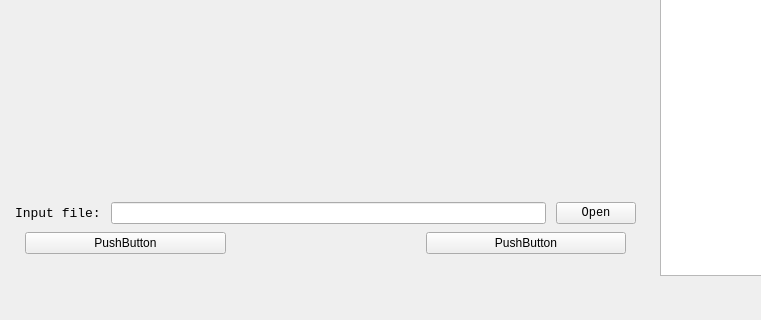
Above: Qt_Plot/mainwindow.ui from Shawn-Hu/Qt_Example before the change; both pictures show x 0 to 761 and y 132 to 452 of the 921 by 452 pixel window. Below: the same form after it.
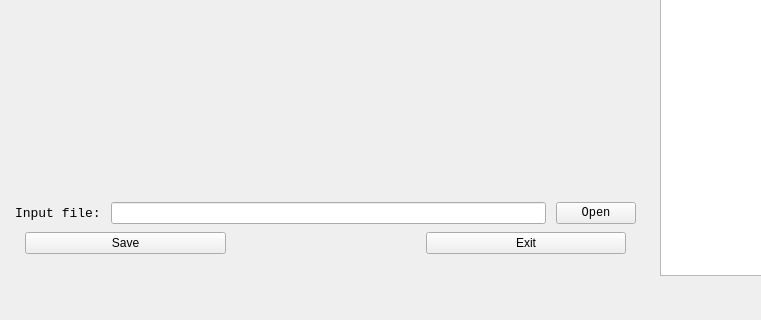
That is the form after the change. Custom widgets are drawn as their Qt base class.

```diff
--- a/Qt_Plot/mainwindow.ui
+++ b/Qt_Plot/mainwindow.ui
@@ -100,14 +100,14 @@
        <item>
         <widget class="QPushButton" name="pushButton_3">
          <property name="text">
-          <string>PushButton</string>
+          <string>Save</string>
          </property>
         </widget>
        </item>
        <item>
         <widget class="QPushButton" name="pushButton_2">
          <property name="text">
-          <string>PushButton</string>
+          <string>Exit</string>
          </property>
         </widget>
        </item>
```
